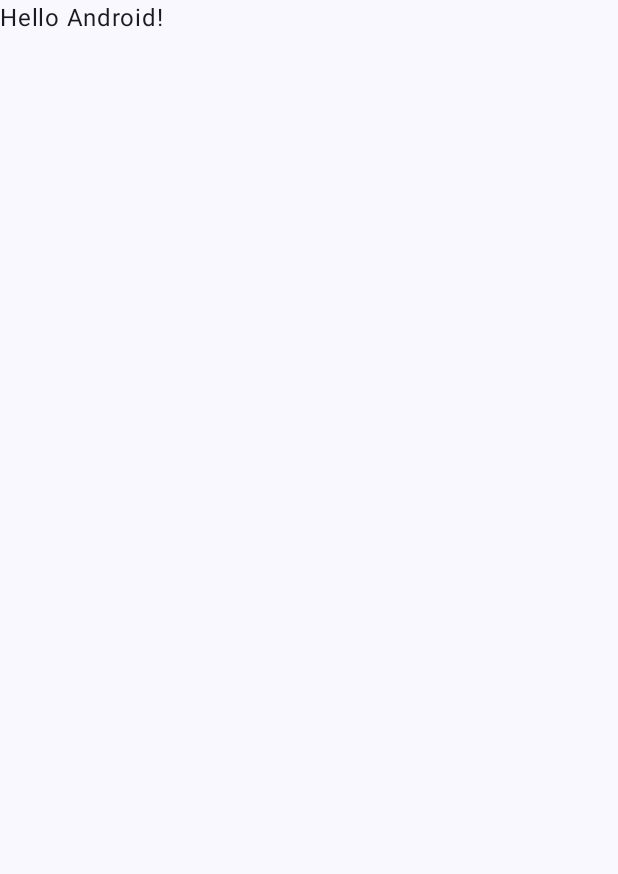
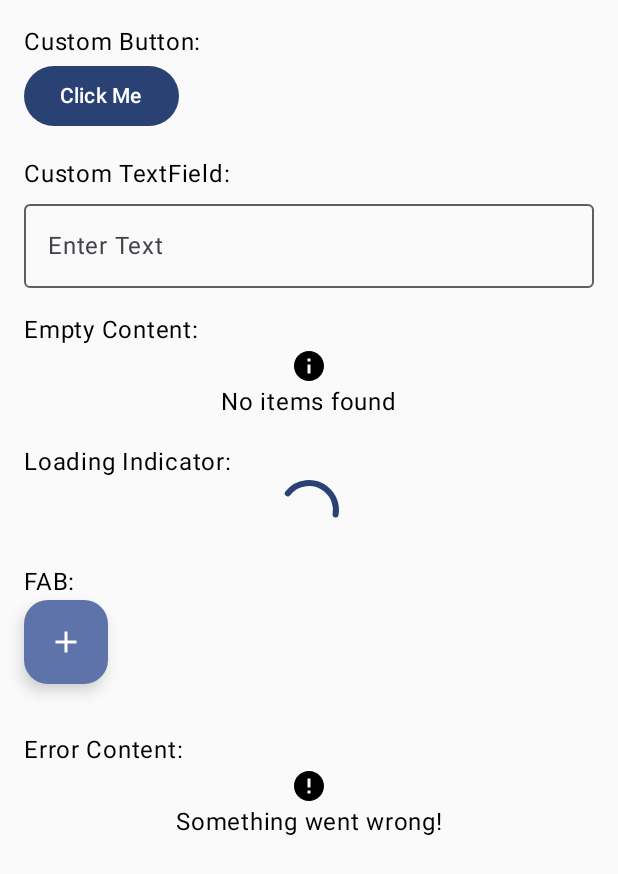
Before and after one commit to alxayeed/native_todo, an Android app built with Jetpack Compose: the screen it shows after launch (MainActivity), on a phone screen of 412 x 824 dp. Before the commit the part shown is almost empty. Shown: the top 874 px of the screen. Run offline under Robolectric (Android 15) with nearby library versions, the phone set to English and light mode, and no system bars.

Commit message:
ADD: reusable components added
- CustomButton
- CustomTextField
- EmptyContent
- LoadingIndicator
- FAB
- AlertDialog
- ErrorContent
- ComponentLibraryScreen showcasing all components

```diff
--- a/app/build.gradle.kts
+++ b/app/build.gradle.kts
@@ -62,6 +62,7 @@ dependencies {
     implementation(libs.androidx.ui.graphics)
     implementation(libs.androidx.ui.tooling.preview)
     implementation(libs.androidx.material3)
+    implementation("androidx.compose.material:material-icons-extended")
 
     // Room
     implementation(libs.androidx.room.runtime)
--- a/app/src/main/java/com/alxayeed/nativetodo/MainActivity.kt
+++ b/app/src/main/java/com/alxayeed/nativetodo/MainActivity.kt
@@ -1,47 +1,34 @@
 package com.alxayeed.nativetodo
 
+import ComponentLibraryScreen
 import android.os.Bundle
 import androidx.activity.ComponentActivity
 import androidx.activity.compose.setContent
-import androidx.activity.enableEdgeToEdge
-import androidx.compose.foundation.layout.fillMaxSize
-import androidx.compose.foundation.layout.padding
-import androidx.compose.material3.Scaffold
-import androidx.compose.material3.Text
-import androidx.compose.runtime.Composable
-import androidx.compose.ui.Modifier
-import androidx.compose.ui.tooling.preview.Preview
 import com.alxayeed.nativetodo.ui.theme.NativeTodoTheme
 
 class MainActivity : ComponentActivity() {
     override fun onCreate(savedInstanceState: Bundle?) {
         super.onCreate(savedInstanceState)
-        enableEdgeToEdge()
         setContent {
             NativeTodoTheme {
-                Scaffold(modifier = Modifier.fillMaxSize()) { innerPadding ->
-                    Greeting(
-                        name = "Android",
-                        modifier = Modifier.padding(innerPadding)
-                    )
-                }
+                ComponentLibraryScreen()
             }
         }
     }
 }
 
-@Composable
-fun Greeting(name: String, modifier: Modifier = Modifier) {
-    Text(
-        text = "Hello $name!",
-        modifier = modifier
-    )
-}
-
-@Preview(showBackground = true)
-@Composable
-fun GreetingPreview() {
-    NativeTodoTheme {
-        Greeting("Android")
-    }
-}
+//@Composable
+//fun Greeting(name: String, modifier: Modifier = Modifier) {
+//    Text(
+//        text = "Hello $name!",
+//        modifier = modifier
+//    )
+//}
+//
+//@Preview(showBackground = true)
+//@Composable
+//fun GreetingPreview() {
+//    NativeTodoTheme {
+//        Greeting("Android")
+//    }
+//}
--- /dev/null
+++ b/app/src/main/java/com/alxayeed/nativetodo/ui/components/CustomButton.kt
@@ -0,0 +1,12 @@
+package com.alxayeed.nativetodo.ui.components
+
+import androidx.compose.material3.Button
+import androidx.compose.material3.Text
+import androidx.compose.runtime.Composable
+
+@Composable
+fun CustomButton(text: String, onClick: () -> Unit) {
+    Button(onClick = onClick) {
+        Text(text)
+    }
+}
--- /dev/null
+++ b/app/src/main/java/com/alxayeed/nativetodo/ui/components/CustomTextField.kt
@@ -0,0 +1,30 @@
+package com.alxayeed.nativetodo.ui.components
+
+import androidx.compose.foundation.layout.fillMaxWidth
+import androidx.compose.material3.ExperimentalMaterial3Api
+import androidx.compose.material3.OutlinedTextField
+import androidx.compose.material3.Text
+import androidx.compose.runtime.Composable
+import androidx.compose.ui.Modifier
+
+@OptIn(ExperimentalMaterial3Api::class)
+@Composable
+fun CustomTextField(
+    value: String,
+    onValueChange: (String) -> Unit,
+    label: String,
+    modifier: Modifier = Modifier,
+    enabled: Boolean = true,
+    singleLine: Boolean = true,
+    placeholder: String? = null,
+) {
+    OutlinedTextField(
+        value = value,
+        onValueChange = onValueChange,
+        label = { Text(text = label) },
+        modifier = modifier.fillMaxWidth(),
+        enabled = enabled,
+        singleLine = singleLine,
+        placeholder = placeholder?.let { { Text(text = it) } }
+    )
+}
--- /dev/null
+++ b/app/src/main/java/com/alxayeed/nativetodo/ui/components/EmptyContent.kt
@@ -0,0 +1,24 @@
+package com.alxayeed.nativetodo.ui.components
+
+import androidx.compose.foundation.layout.Arrangement
+import androidx.compose.foundation.layout.Column
+import androidx.compose.foundation.layout.fillMaxSize
+import androidx.compose.material.icons.Icons
+import androidx.compose.material.icons.filled.Info
+import androidx.compose.material3.Icon
+import androidx.compose.material3.Text
+import androidx.compose.runtime.Composable
+import androidx.compose.ui.Alignment
+import androidx.compose.ui.Modifier
+
+@Composable
+fun EmptyContent(message: String = "No data available") {
+    Column(
+        modifier = Modifier.fillMaxSize(),
+        verticalArrangement = Arrangement.Center,
+        horizontalAlignment = Alignment.CenterHorizontally
+    ) {
+        Icon(Icons.Filled.Info, contentDescription = null)
+        Text(text = message)
+    }
+}
--- /dev/null
+++ b/app/src/main/java/com/alxayeed/nativetodo/ui/components/ErrorContent.kt
@@ -0,0 +1,24 @@
+package com.alxayeed.nativetodo.ui.components
+
+import androidx.compose.foundation.layout.Arrangement
+import androidx.compose.foundation.layout.Column
+import androidx.compose.foundation.layout.fillMaxSize
+import androidx.compose.material.icons.Icons
+import androidx.compose.material.icons.filled.Error
+import androidx.compose.material3.Icon
+import androidx.compose.material3.Text
+import androidx.compose.runtime.Composable
+import androidx.compose.ui.Alignment
+import androidx.compose.ui.Modifier
+
+@Composable
+fun ErrorContent(message: String = "An error occurred") {
+    Column(
+        modifier = Modifier.fillMaxSize(),
+        verticalArrangement = Arrangement.Center,
+        horizontalAlignment = Alignment.CenterHorizontally
+    ) {
+        Icon(Icons.Filled.Error, contentDescription = null)
+        Text(text = message)
+    }
+}
--- /dev/null
+++ b/app/src/main/java/com/alxayeed/nativetodo/ui/components/FAB.kt
@@ -0,0 +1,14 @@
+package com.alxayeed.nativetodo.ui.components
+
+import androidx.compose.material.icons.Icons
+import androidx.compose.material.icons.filled.Add
+import androidx.compose.material3.FloatingActionButton
+import androidx.compose.material3.Icon
+import androidx.compose.runtime.Composable
+
+@Composable
+fun FAB(onClick: () -> Unit) {
+    FloatingActionButton(onClick = onClick) {
+        Icon(Icons.Filled.Add, contentDescription = "Add")
+    }
+}
--- /dev/null
+++ b/app/src/main/java/com/alxayeed/nativetodo/ui/components/LoadingIndicator.kt
@@ -0,0 +1,15 @@
+package com.alxayeed.nativetodo.ui.components
+
+import androidx.compose.foundation.layout.Box
+import androidx.compose.foundation.layout.fillMaxSize
+import androidx.compose.material3.CircularProgressIndicator
+import androidx.compose.runtime.Composable
+import androidx.compose.ui.Alignment
+import androidx.compose.ui.Modifier
+
+@Composable
+fun LoadingIndicator() {
+    Box(modifier = Modifier.fillMaxSize(), contentAlignment = Alignment.Center) {
+        CircularProgressIndicator()
+    }
+}
--- /dev/null
+++ b/app/src/main/java/com/alxayeed/nativetodo/ui/screens/component_library_screen.kt
@@ -0,0 +1,66 @@
+import androidx.compose.foundation.layout.*
+import androidx.compose.foundation.rememberScrollState
+import androidx.compose.foundation.verticalScroll
+import androidx.compose.material3.Text
+import androidx.compose.runtime.*
+import androidx.compose.ui.Modifier
+import androidx.compose.ui.unit.dp
+import com.alxayeed.nativetodo.ui.components.CustomButton
+import com.alxayeed.nativetodo.ui.components.CustomTextField
+import com.alxayeed.nativetodo.ui.components.EmptyContent
+import com.alxayeed.nativetodo.ui.components.ErrorContent
+import com.alxayeed.nativetodo.ui.components.FAB
+import com.alxayeed.nativetodo.ui.components.LoadingIndicator
+
+@Composable
+fun ComponentLibraryScreen() {
+    // Scroll state for vertical scrolling
+    val scrollState = rememberScrollState()
+
+    Column(
+        modifier = Modifier
+            .fillMaxSize()
+            .systemBarsPadding()     // add safe area padding for status/navigation bars
+            .verticalScroll(scrollState)   // make content scrollable
+            .padding(16.dp)          // inner padding
+    ) {
+        Text("Custom Button:")
+        CustomButton(text = "Click Me", onClick = {})
+
+        Spacer(modifier = Modifier.height(16.dp))
+
+        Text("Custom TextField:")
+        var text by remember { mutableStateOf("") }
+        CustomTextField(value = text, onValueChange = { text = it }, label = "Enter Text")
+
+        Spacer(modifier = Modifier.height(16.dp))
+
+        Text("Empty Content:")
+        EmptyContent(message = "No items found")
+
+        Spacer(modifier = Modifier.height(16.dp))
+
+        Text("Loading Indicator:")
+        LoadingIndicator()
+
+        Spacer(modifier = Modifier.height(16.dp))
+
+        Text("FAB:")
+        FAB(onClick = {})
+
+        Spacer(modifier = Modifier.height(16.dp))
+
+//        Text("Alert Dialog:")
+//        AlertDialogComponent(
+//            title = "Warning",
+//            message = "Are you sure?",
+//            onConfirm = {},
+//            onDismiss = {}
+//        )
+
+        Spacer(modifier = Modifier.height(16.dp))
+
+        Text("Error Content:")
+        ErrorContent(message = "Something went wrong!")
+    }
+}
--- a/gradle/libs.versions.toml
+++ b/gradle/libs.versions.toml
@@ -12,10 +12,13 @@ composeBom = "2024.09.00"
 room = "2.6.1"      # Latest stable Room version
 lifecycle = "2.7.0" # Latest stable Lifecycle version
 coroutines = "1.8.0"
-roomCompiler = "2.7.2"  # Latest stable Coroutines version
+roomCompiler = "2.7.2"
+material3Jvmstubs = "1.4.0-alpha17"  # Latest stable Coroutines version
 
 [libraries]
 androidx-core-ktx = { group = "androidx.core", name = "core-ktx", version.ref = "coreKtx" }
+androidx-material3-icons-core = { module = "androidx.compose.material3:material3-icons-core" }
+androidx-material3-icons-filled = { module = "androidx.compose.material3:material3-icons-filled" }
 junit = { group = "junit", name = "junit", version.ref = "junit" }
 androidx-junit = { group = "androidx.test.ext", name = "junit", version.ref = "junitVersion" }
 androidx-espresso-core = { group = "androidx.test.espresso", name = "espresso-core", version.ref = "espressoCore" }
@@ -43,6 +46,7 @@ androidx-lifecycle-livedata-ktx = { group = "androidx.lifecycle", name = "lifecy
 kotlinx-coroutines-core = { group = "org.jetbrains.kotlinx", name = "kotlinx-coroutines-core", version.ref = "coroutines" }
 kotlinx-coroutines-android = { group = "org.jetbrains.kotlinx", name = "kotlinx-coroutines-android", version.ref = "coroutines" }
 room-compiler = { group = "androidx.room", name = "room-compiler", version.ref = "roomCompiler" }
+androidx-material3-jvmstubs = { group = "androidx.compose.material3", name = "material3-jvmstubs", version.ref = "material3Jvmstubs" }
 
 
 [plugins]
```
Also changed, not shown: app/src/main/java/com/alxayeed/nativetodo/ui/components/AlertDialog.kt (added, +30 -0 lines), app/src/main/java/com/alxayeed/nativetodo/ui/components/TaskCard.kt (added, +48 -0 lines), app/src/main/java/com/alxayeed/nativetodo/ui/components/TopBar.kt (added, +14 -0 lines), 477 other files.
